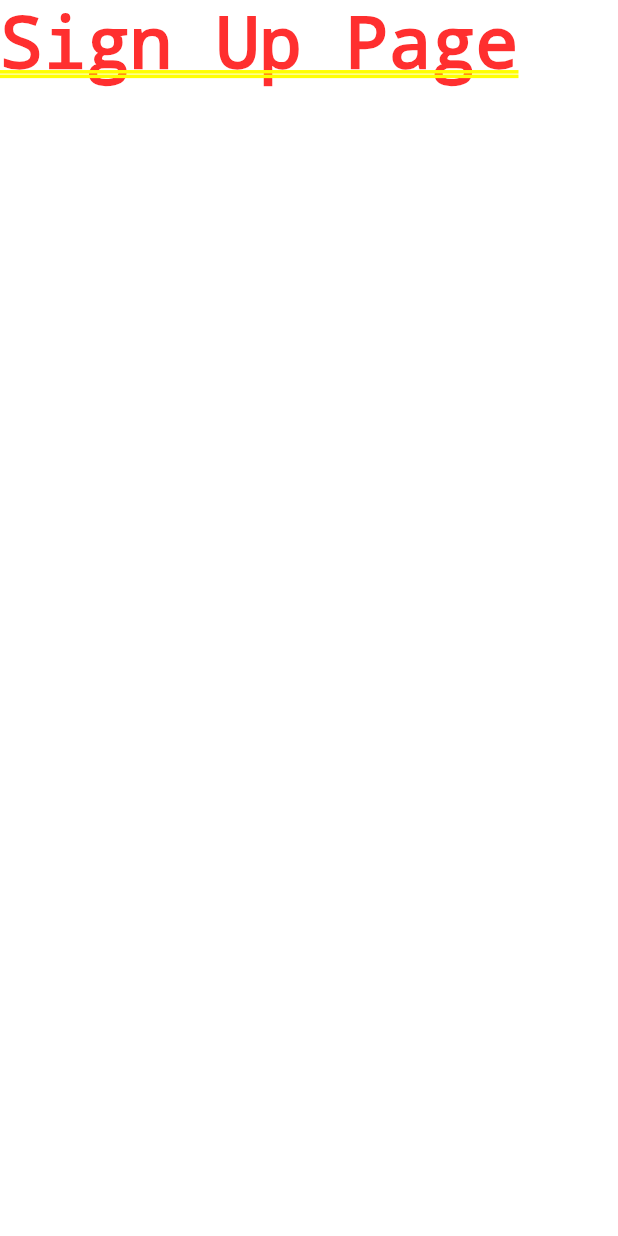
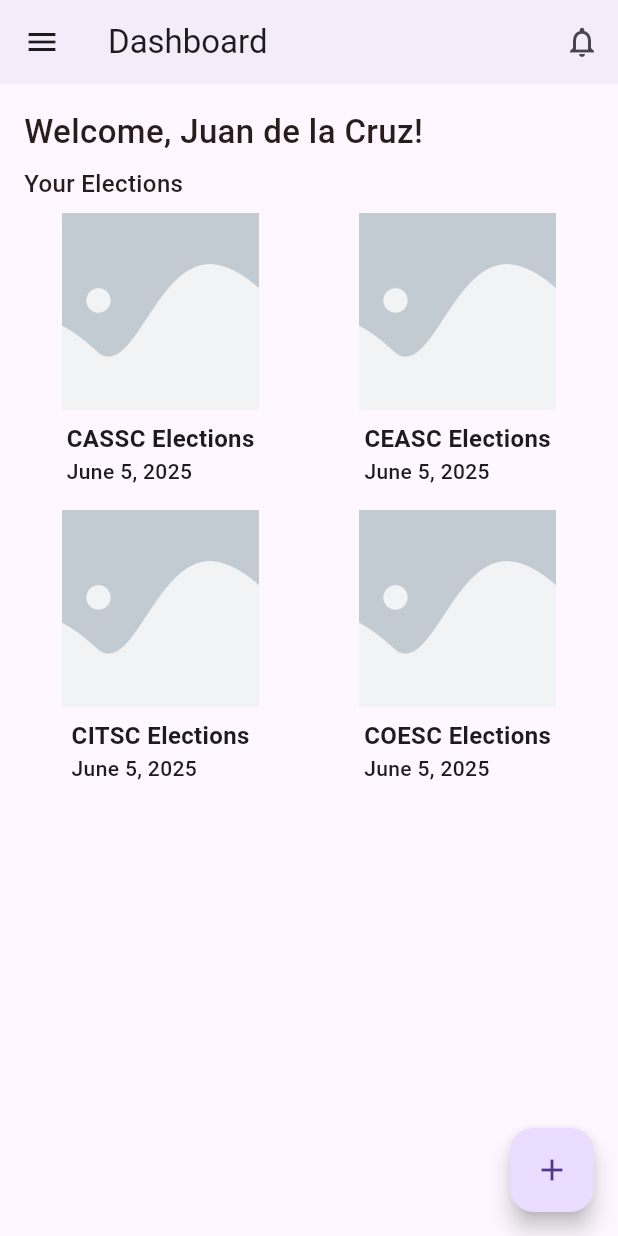
Before and after one commit to justCallMeJeg/voteapp, a Flutter app: the screen it shows after launch, after a tap on "Admin Dashboard", on a phone screen of 412 x 824 dp. Run offline on Flutter 3.47's test engine with Material 3 defaults, Android fonts, the phone set to English and light mode, and no system bars; our stand-ins replace google_fonts, percent_indicator.

Commit message:
add result and admin dashboard pages
add percent indicator dependency for position results component

add components for admin dashboard and results page

```diff
--- /dev/null
+++ b/lib/components/election_card.dart
@@ -0,0 +1,45 @@
+import 'package:flutter/material.dart';
+import 'package:google_fonts/google_fonts.dart';
+
+class ElectionCard extends StatelessWidget {
+  final String name;
+  final String date;
+  const ElectionCard({super.key, required this.name, required this.date});
+
+  @override
+  Widget build(BuildContext context) {
+    return Column(
+      spacing: 8.0,
+      children: [
+        Expanded(
+          child: AspectRatio(
+            aspectRatio: 1.0,
+            child: Image(
+              image: Image.asset('assets/images/placeholder.jpg').image,
+              fit: BoxFit.cover,
+            ),
+          ),
+        ),
+        Column(
+          crossAxisAlignment: CrossAxisAlignment.start,
+          children: [
+            Text(
+              name,
+              style: GoogleFonts.roboto(
+                fontSize: 16.0,
+                fontWeight: FontWeight.w600,
+              ),
+            ),
+            Text(
+              date,
+              style: GoogleFonts.roboto(
+                fontSize: 14.0,
+                fontWeight: FontWeight.w500,
+              ),
+            ),
+          ],
+        ),
+      ],
+    );
+  }
+}
--- a/lib/pages/dashboard/admin/dashboard.dart
+++ b/lib/pages/dashboard/admin/dashboard.dart
@@ -1,4 +1,8 @@
 import 'package:flutter/material.dart';
+import 'package:google_fonts/google_fonts.dart';
+import 'package:myapp/color_theme.dart';
+import 'package:myapp/components/election_card.dart';
+import 'package:myapp/pages/dashboard/voter/notification.dart';
 
 class AdminDashboardPage extends StatefulWidget {
   const AdminDashboardPage({super.key});
@@ -8,8 +12,95 @@ class AdminDashboardPage extends StatefulWidget {
 }
 
 class _AdminDashboardPageState extends State<AdminDashboardPage> {
+  int currentPageIndex = 0;
+  Text appbarText = Text("Dashboard");
+
   @override
   Widget build(BuildContext context) {
-    return const Text("Sign Up Page");
+    return Scaffold(
+      appBar: AppBar(
+        title: appbarText,
+        leading: IconButton(
+          onPressed: () {
+            Navigator.pop(context);
+          },
+          icon: const Icon(Icons.menu),
+        ),
+        actions: [
+          IconButton(
+            onPressed: () {
+              Navigator.of(context).push(
+                MaterialPageRoute(
+                  builder: (context) => const NotificationPage(),
+                ),
+              );
+            },
+            icon: const Icon(Icons.notifications_outlined),
+          ),
+        ],
+        elevation: 2.0,
+      ),
+      body: ListView(
+        children: [
+          Padding(
+            padding: const EdgeInsets.all(16.0),
+            child: Column(
+              crossAxisAlignment: CrossAxisAlignment.start,
+              spacing: 8.0,
+              children: [
+                Text(
+                  "Welcome, Juan de la Cruz!",
+                  style: GoogleFonts.roboto(
+                    fontSize: 22.0,
+                    fontWeight: FontWeight.w500,
+                    color: Palette.black,
+                  ),
+                ),
+                ElectionsSection(),
+              ],
+            ),
+          ),
+        ],
+      ),
+      floatingActionButton: FloatingActionButton(
+        onPressed: () {},
+        tooltip: 'Add Elections',
+        child: Icon(Icons.add),
+      ),
+    );
   }
 }
+
+class ElectionsSection extends StatelessWidget {
+  const ElectionsSection({super.key});
+
+  @override
+  Widget build(BuildContext context) {
+    return Column(
+      crossAxisAlignment: CrossAxisAlignment.start,
+      spacing: 8.0,
+      children: [
+        Text(
+          "Your Elections",
+          style: GoogleFonts.roboto(
+            fontSize: 16.0,
+            fontWeight: FontWeight.w500,
+            color: Palette.black,
+          ),
+        ),
+        GridView.count(
+          shrinkWrap: true,
+          mainAxisSpacing: 16.0,
+          crossAxisSpacing: 16.0,
+          crossAxisCount: 2,
+          children: [
+            ElectionCard(name: "CASSC Elections", date: "June 5, 2025"),
+            ElectionCard(name: "CEASC Elections", date: "June 5, 2025"),
+            ElectionCard(name: "CITSC Elections", date: "June 5, 2025"),
+            ElectionCard(name: "COESC Elections", date: "June 5, 2025"),
+          ],
+        ),
+      ],
+    );
+  }
+}
--- a/pubspec.yaml
+++ b/pubspec.yaml
@@ -35,6 +35,7 @@ dependencies:
   # Use with the CupertinoIcons class for iOS style icons.
   cupertino_icons: ^1.0.8
   google_fonts: ^6.2.1
+  percent_indicator: ^4.2.5
 
 dev_dependencies:
   flutter_test:
```
Also changed, not shown: lib/components/position_results.dart (added, +125 -0 lines), lib/pages/dashboard/voter/results.dart (+52 -0 lines), pubspec.lock.
